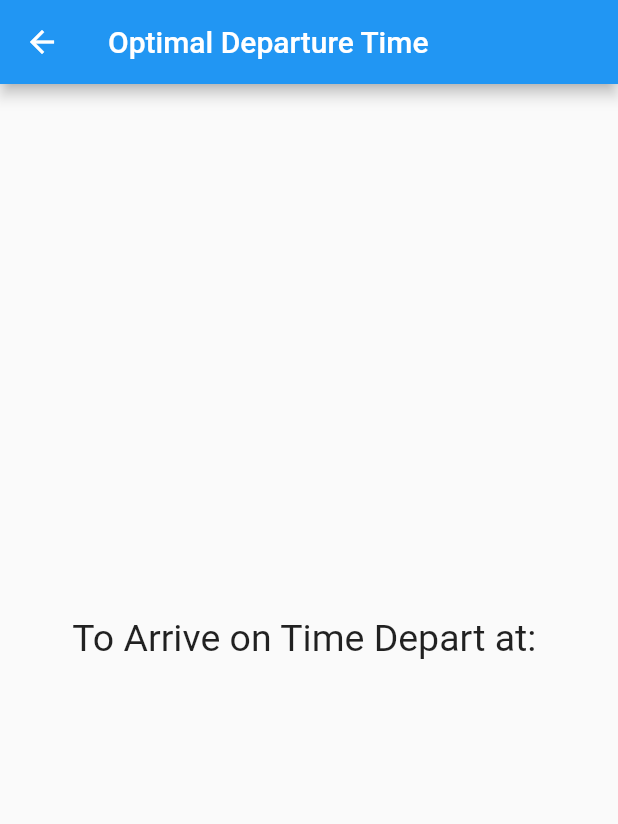
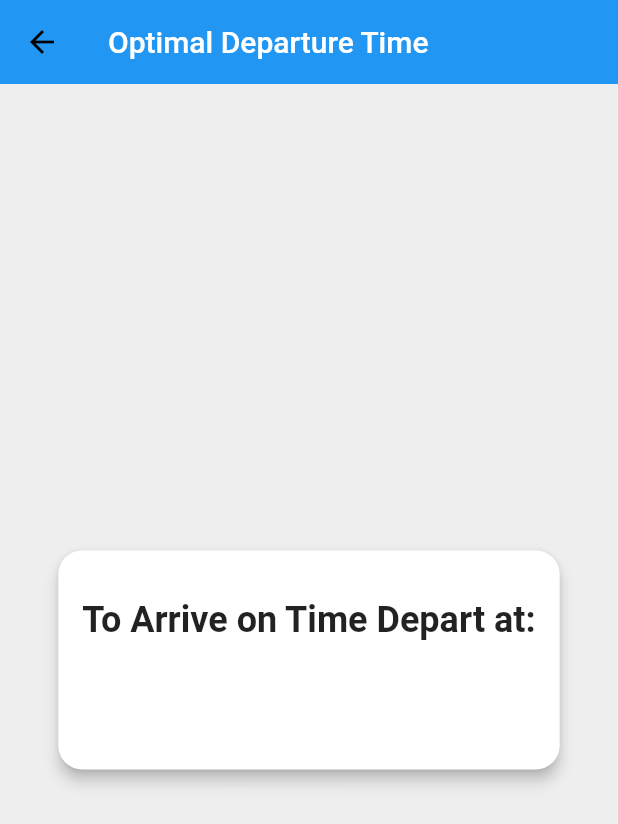
Before and after one commit to Rhicarde/lets_meet, a Flutter app: the OptimalDeparture screen opened directly with empty values, on a phone screen of 412 x 824 dp. Shown: the top 824 px of the screen. Run offline on Flutter 3.47's test engine with Material 2 defaults, Android fonts, the phone set to English and light mode, and no system bars; our stand-ins replace cloud_firestore, easy_search_bar, firebase_auth, firebase_core, flutter_local_notifications, geocoding and 4 more; missing offline and left inert: google_maps_webservice, search_map_location; accounts and stored records are empty.

Commit message:
Made ODT Screen cleaner

```diff
--- a/lib/Scheduling/OptimalDeparture.dart
+++ b/lib/Scheduling/OptimalDeparture.dart
@@ -152,11 +152,42 @@ class _OptimalDeparture extends State<OptimalDeparture> {
     calculateODT(_eventLocation, _eventDateTime);
 
     return Scaffold(
-      appBar: AppBar(title: const Text("Optimal Departure Time")),
+      backgroundColor: Colors.grey.shade200,
+      appBar: AppBar(
+        title: const Text("Optimal Departure Time"),
+        elevation: 0,
+        backgroundColor: Colors.blue,
+        iconTheme: const IconThemeData(color: Colors.black),
+      ),
+      // center card to display ODT
       body: Center(
-          child: Text(
-              'To Arrive on Time Depart at: \n ${formattedoDT ?? ""}', style: TextStyle(fontSize: 25)),
+        child: Card(
+          elevation: 4,
+          shape: RoundedRectangleBorder(borderRadius: BorderRadius.circular(16)),
+          margin: const EdgeInsets.all(16),
+          child: Padding(
+            padding: const EdgeInsets.all(16),
+            child: Column(
+              mainAxisSize: MainAxisSize.min,
+              children: [
+                const SizedBox(height: 16),
+                const Text(
+                  'To Arrive on Time Depart at:',
+                  style: TextStyle(fontSize: 24, fontWeight: FontWeight.bold),
+                ),
+                const SizedBox(height: 16),
+                Text(
+                  formattedoDT ?? "",
+                  style: const TextStyle(fontSize: 32, fontWeight: FontWeight.bold),
+                  textAlign: TextAlign.center,
+                ),
+                const SizedBox(height: 16),
+              ],
+            ),
+          ),
+        ),
       ),
     );
+
   }
 }
```
Also changed, not shown: pubspec.lock.
